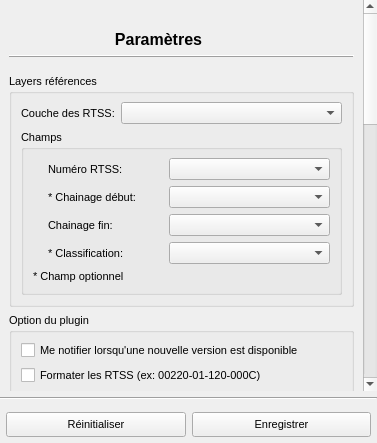
The window that interfaces/fenetre_parametre.ui (xbourbeau/outils_MTQ_chainage) describes before a commit, drawn with Qt 5.
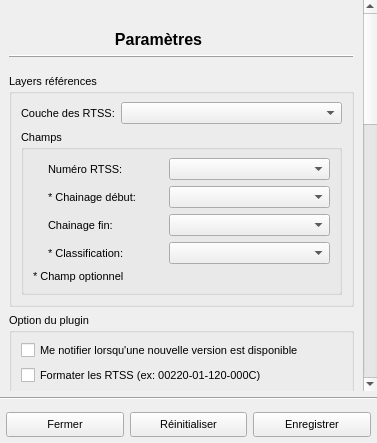
The same window after the commit. Custom widgets are drawn as their Qt base class.

Patch:
```diff
--- a/interfaces/fenetre_parametre.ui
+++ b/interfaces/fenetre_parametre.ui
@@ -15,7 +15,7 @@
   </property>
   <property name="minimumSize">
    <size>
-    <width>174</width>
+    <width>249</width>
     <height>160</height>
    </size>
   </property>
@@ -73,6 +73,19 @@
       <property name="bottomMargin">
        <number>6</number>
       </property>
+      <item>
+       <widget class="QPushButton" name="btn_close">
+        <property name="minimumSize">
+         <size>
+          <width>0</width>
+          <height>25</height>
+         </size>
+        </property>
+        <property name="text">
+         <string>Fermer</string>
+        </property>
+       </widget>
+      </item>
       <item>
        <widget class="QPushButton" name="btn_annuler">
         <property name="enabled">
```
Left out of the diff: 16 changed lines with no effect on the pictures.
